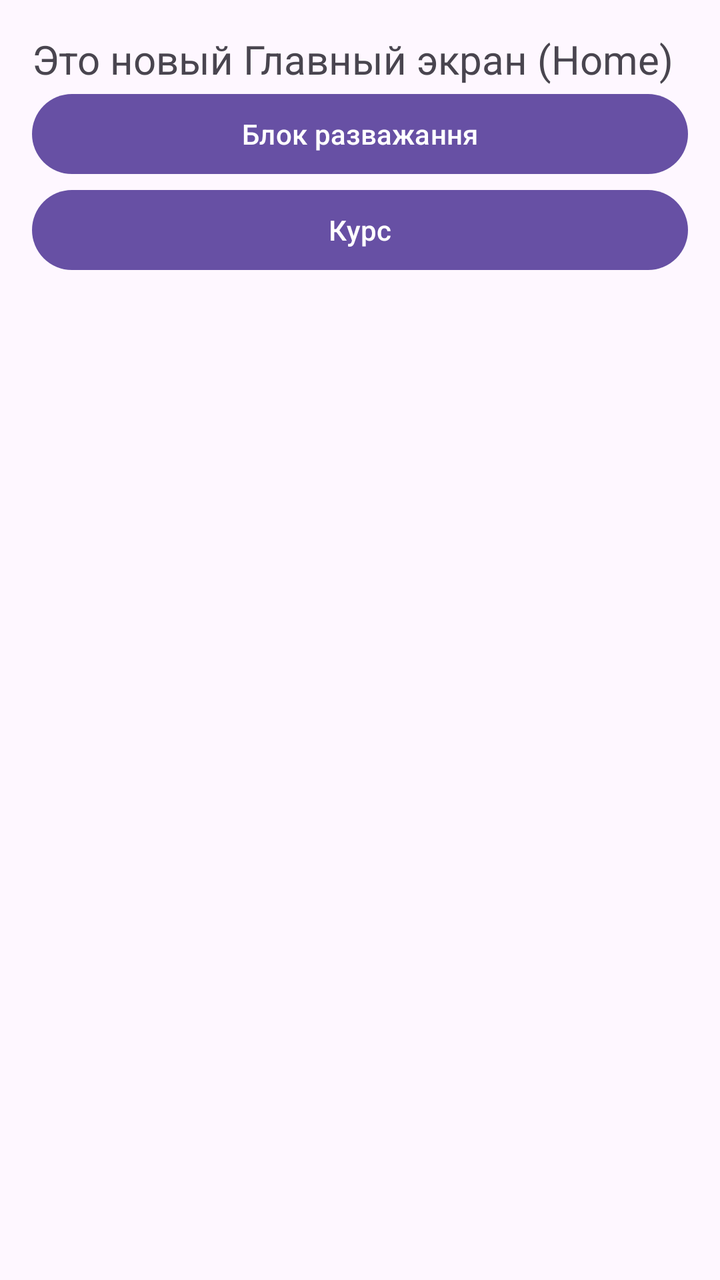
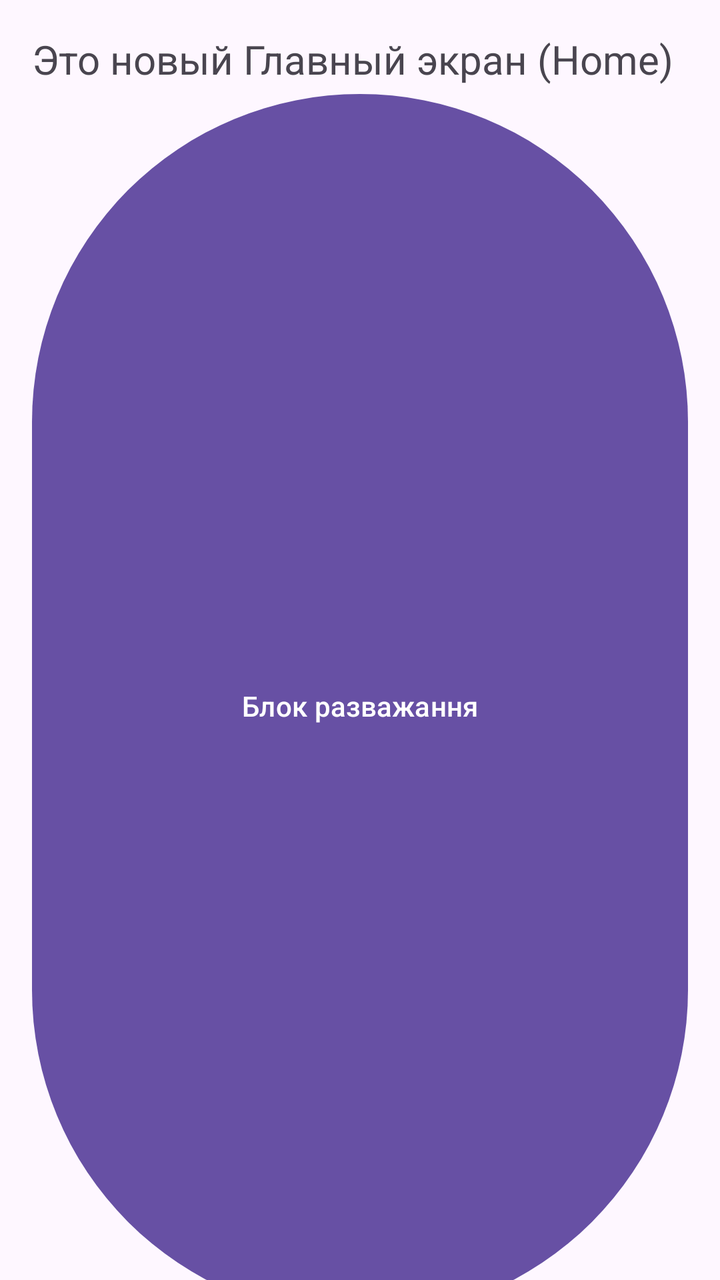

Two renders of the same Android screen: before a commit and after it. Below are the layout's source before the change and the commit's diff.
<!-- AndroidManifest.xml: application theme Theme.Laska -->
<!-- res/layout/fragment_home.xml -->
<?xml version="1.0" encoding="utf-8"?>
<androidx.core.widget.NestedScrollView xmlns:android="http://schemas.android.com/apk/res/android"
    android:layout_width="match_parent"
    android:layout_height="match_parent"
    android:clipToPadding="false"
    android:paddingBottom="80dp">

    <LinearLayout
        android:layout_width="match_parent"
        android:layout_height="wrap_content"
        android:orientation="vertical"
        android:padding="16dp">

        <TextView
            android:layout_width="wrap_content"
            android:layout_height="wrap_content"
            android:text="Это новый Главный экран (Home)"
            android:textSize="20sp" />
        <Button
            android:id="@+id/btnToMain"
            android:layout_width="match_parent"
            android:layout_height="wrap_content"
            android:text="Блок разважання" />

        <Button
            android:id="@+id/btnToCourse"
            android:layout_width="match_parent"
            android:layout_height="wrap_content"
            android:text="Курс" />

    </LinearLayout>
</androidx.core.widget.NestedScrollView>
<!-- resources referenced by this layout -->
<resources>
  <style name="Theme.Laska" parent="Base.Theme.Laska" />
  <style name="Base.Theme.Laska" parent="Theme.Material3.DayNight.NoActionBar">
          <item name="android:statusBarColor">@android:color/transparent</item>
          <item name="android:windowLightStatusBar">false</item>
          <item name="android:navigationBarColor">@android:color/transparent</item>
  
      </style>
</resources>

<!-- the commit's change to res/layout/fragment_home.xml (unified diff, before → after) -->
@@ -19,14 +19,14 @@
         <Button
             android:id="@+id/btnToMain"
             android:layout_width="match_parent"
-            android:layout_height="wrap_content"
+            android:layout_height="620dp"
             android:text="Блок разважання" />
 
         <Button
             android:id="@+id/btnToCourse"
             android:layout_width="match_parent"
-            android:layout_height="wrap_content"
-            android:text="Курс" />
+            android:layout_height="390dp"
+            android:text="Выбранный курс" />
 
     </LinearLayout>
 </androidx.core.widget.NestedScrollView>
